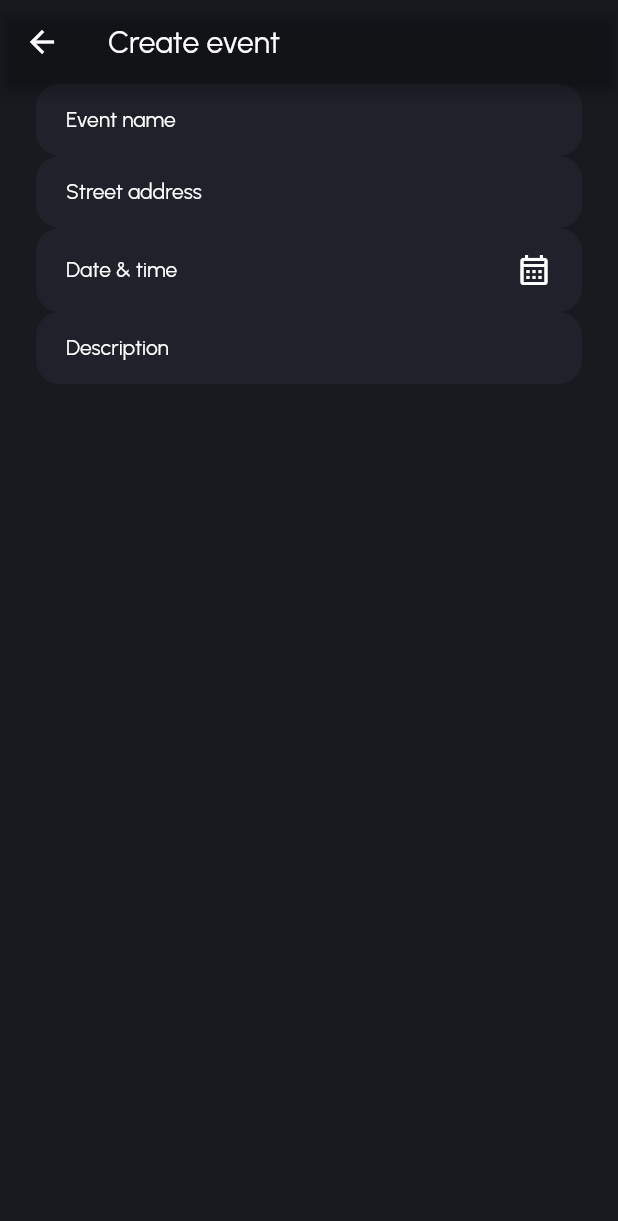
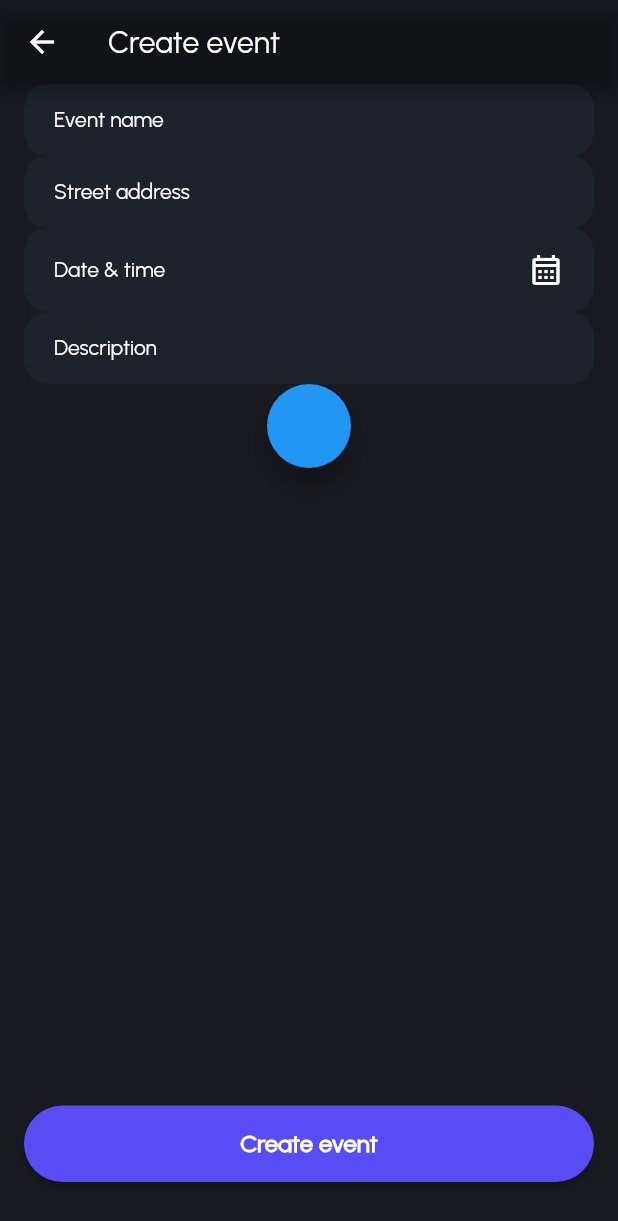
Before and after one commit to Georgi1914/EventCenter, a Flutter app: the NavBarView screen opened directly, after a tap on the "add" icon, on a phone screen of 412 x 824 dp. Shown: the top 1221 px of the screen. Run offline on Flutter 3.47's test engine with Material 2 defaults, Android fonts, the phone set to English and light mode, and no system bars; our stand-ins replace dio, flutter_dotenv, flutter_secure_storage, get_it, image_picker; accounts and stored records are empty; network calls fail.

Commit message:
Not working image upload

```diff
--- a/lib/app/get_it.dart
+++ b/lib/app/get_it.dart
@@ -53,6 +53,8 @@ void setup() {
     ..registerFactory(() => FavoriteVM(userRepo: getIt(), eventRepo: getIt()))
     ..registerFactory(() => LoginViewModel(repo: getIt()))
     ..registerFactory(NavBarVM.new)
-    ..registerFactory(CreateEventVM.new)
+    ..registerFactory(
+      () => CreateEventVM(eventRepo: getIt(), userRepo: getIt()),
+    )
     ..registerFactory(DescriptionVM.new);
 }
--- a/lib/data/api.dart
+++ b/lib/data/api.dart
@@ -1,7 +1,10 @@
 import 'dart:developer';
+
+import 'package:dio/dio.dart';
 
 import '../models/network/category.dart';
 import '../models/network/event.dart';
+import '../models/ui/event_type.dart';
 import 'requests.dart';
 
 class Api {
@@ -50,4 +53,19 @@ class Api {
       return [];
     }
   }
+
+  Future createEvent(EventType event) async {
+    try {
+      const url = '/api/events';
+      final FormData formData = FormData.fromMap(event.toJson());
+      final data = await _requests.postRequest(
+        url,
+        event.toJson(),
+      );
+      return data.data;
+    } on Exception catch (e) {
+      log(e.toString());
+      rethrow;
+    }
+  }
 }
--- a/lib/data/repositories/events/event.dart
+++ b/lib/data/repositories/events/event.dart
@@ -1,5 +1,6 @@
 import '../../../models/network/event.dart';
 import '../../../models/ui/event.dart';
+import '../../../models/ui/event_type.dart';
 import '../../api.dart';
 import 'event_interface.dart';
 import 'event_repository_mappers.dart';
@@ -31,4 +32,9 @@ class EventRepo implements EventRepositoryInterface {
     }
     return _mappers.mapNetworkEventsToUi(networkEvents);
   }
+
+  Future<void> createEvent(EventType event) async {
+    final response = await _api.createEvent(event);
+    print(response);
+  }
 }
--- a/lib/data/repositories/user/user.dart
+++ b/lib/data/repositories/user/user.dart
@@ -43,4 +43,9 @@ class UserRepo implements UserRepositoryInterface {
     }
     return ids;
   }
+
+  Future<int> getMeId() async {
+    final me = await _service.getMe();
+    return me?.id ?? 0;
+  }
 }
--- a/lib/main.dart
+++ b/lib/main.dart
@@ -18,7 +18,7 @@ class MyApp extends StatelessWidget {
   @override
   Widget build(BuildContext context) => MaterialApp(
         debugShowCheckedModeBanner: false,
-        initialRoute: RouteManager.navigation,
+        initialRoute: RouteManager.logInScreen,
         onGenerateRoute: RouteManager.generateRoute,
         localizationsDelegates: const [
           GlobalMaterialLocalizations.delegate,
--- a/lib/models/network/image.dart
+++ b/lib/models/network/image.dart
@@ -14,7 +14,7 @@ class NetworkImage {
   NetworkImage({required this.id, this.attributes});
 
   factory NetworkImage.fromJson(Map<String, dynamic> json) =>
-      _$NetworkImageFromJson(json);
+      _$NetworkImageFromJson(json['data']);
 
   DomainImage toImage() => DomainImage(
         id,
--- a/lib/models/ui/event_type.dart
+++ b/lib/models/ui/event_type.dart
@@ -1,11 +1,11 @@
 class EventType {
   final String name;
-  final String date;
+  final DateTime date;
   final String description;
   final String address;
   final int categoryId;
   final int userId;
-  final List<int> binaryPicture;
+  final Map<String, dynamic> mainPicture;
 
   EventType(
     this.name,
@@ -14,6 +14,16 @@ class EventType {
     this.address,
     this.categoryId,
     this.userId,
-    this.binaryPicture,
+    this.mainPicture,
   );
+
+  Map<String, dynamic> toJson() => <String, dynamic>{
+        'name': name,
+        'date': date.toString(),
+        'description': description,
+        'address': address,
+        'categories': categoryId,
+        'creator': userId,
+        'mainPicture': mainPicture
+      };
 }
--- /dev/null
+++ b/lib/screens/create_event_screen/components/create_event_button.dart
@@ -0,0 +1,35 @@
+import 'package:flutter/material.dart';
+import 'package:provider/provider.dart';
+
+import '../../../presentation/color_manager.dart';
+import '../create_event_view_model.dart';
+
+class CreateEventButton extends StatelessWidget {
+  const CreateEventButton({
+    super.key,
+  });
+
+  @override
+  Widget build(BuildContext context) {
+    final viewModel = context.watch<CreateEventVM>();
+    return SizedBox(
+      width: double.infinity,
+      child: ElevatedButton(
+        onPressed: viewModel.createEvent,
+        style: ElevatedButton.styleFrom(
+          backgroundColor: AppColors.primaryPurple,
+          shape: RoundedRectangleBorder(
+            borderRadius: BorderRadius.circular(100),
+          ),
+        ),
+        child: Padding(
+          padding: const EdgeInsets.symmetric(vertical: 16),
+          child: Text(
+            'Create event',
+            style: Theme.of(context).textTheme.headline2,
+          ),
+        ),
+      ),
+    );
+  }
+}
--- /dev/null
+++ b/lib/screens/create_event_screen/components/image_pick_widget.dart
@@ -0,0 +1,16 @@
+import 'package:flutter/material.dart';
+import 'package:provider/provider.dart';
+
+import '../create_event_view_model.dart';
+
+class ImagePickWidget extends StatelessWidget {
+  const ImagePickWidget({
+    super.key,
+  });
+
+  @override
+  Widget build(BuildContext context) {
+    final viewModel = context.watch<CreateEventVM>();
+    return FloatingActionButton(onPressed: viewModel.pickImage);
+  }
+}
--- a/lib/screens/create_event_screen/create_event_view.dart
+++ b/lib/screens/create_event_screen/create_event_view.dart
@@ -1,8 +1,10 @@
 import 'package:flutter/material.dart';
 
 import '../../presentation/string_manager.dart';
+import 'components/create_event_button.dart';
 import 'components/custom_text_field.dart';
 import 'components/date_time_row.dart';
+import 'components/image_pick_widget.dart';
 
 class CreateEventScreen extends StatelessWidget {
   const CreateEventScreen({super.key});
@@ -13,7 +15,7 @@ class CreateEventScreen extends StatelessWidget {
           title: const Text(AppStrings.createEventTitle),
         ),
         body: Padding(
-          padding: const EdgeInsets.symmetric(horizontal: 24),
+          padding: const EdgeInsets.fromLTRB(16, 0, 16, 36),
           child: Column(
             children: const [
               CustomTextField(
@@ -26,6 +28,9 @@ class CreateEventScreen extends StatelessWidget {
               CustomTextField(
                 hint: AppStrings.description,
               ),
+              ImagePickWidget(),
+              Spacer(),
+              CreateEventButton()
             ],
           ),
         ),
--- a/lib/screens/create_event_screen/create_event_view_model.dart
+++ b/lib/screens/create_event_screen/create_event_view_model.dart
@@ -1,18 +1,33 @@
-import 'package:flutter/cupertino.dart';
+import 'dart:io';
+
+import 'package:dio/dio.dart';
 import 'package:flutter/material.dart';
+import 'package:http_parser/http_parser.dart';
+import 'package:image_picker/image_picker.dart';
 import 'package:intl/intl.dart';
+
+import '../../data/repositories/events/event.dart';
+import '../../data/repositories/user/user.dart';
+import '../../models/ui/event_type.dart';
 
 class CreateEventVM extends ChangeNotifier {
   final eventNameController = TextEditingController();
   final eventAddressController = TextEditingController();
   final eventDescriptionController = TextEditingController();
+  final EventRepo _eventRepo;
+  final UserRepo _userRepo;
   DateTime? pickedDate;
   TimeOfDay? pickedTime;
-  DateTime? selectedDateTime;
+  DateTime? _selectedDateTime;
+  FormData? _binaryPickedImage;
+
+  CreateEventVM({required EventRepo eventRepo, required UserRepo userRepo})
+      : _eventRepo = eventRepo,
+        _userRepo = userRepo;
 
   void setPickedDate() {
     if (pickedDate != null && pickedTime != null) {
-      selectedDateTime = DateTime(
+      _selectedDateTime = DateTime(
         pickedDate!.year,
         pickedDate!.month,
         pickedDate!.day,
@@ -24,9 +39,54 @@ class CreateEventVM extends ChangeNotifier {
   }
 
   String? getTimeAsString() {
-    if (selectedDateTime != null) {
-      return DateFormat('EEE, MMM d, yyyy, hh:mm a').format(selectedDateTime!);
+    if (_selectedDateTime != null) {
+      return DateFormat('EEE, MMM d, yyyy, hh:mm a').format(_selectedDateTime!);
     }
     return null;
   }
+
+  Future<void> pickImage() async {
+    final ImagePicker picker = ImagePicker();
+    final pickedFile = await picker.getImage(source: ImageSource.gallery);
+    if (pickedFile != null) {
+      await setBinaryPickedImage(File(pickedFile.path));
+    }
+  }
+
+  Future<void> setBinaryPickedImage(File file) async {
+    print(file.path);
+
+    _binaryPickedImage = FormData.fromMap({
+      'fileInfo': {
+        'name': file.uri.pathSegments.last,
+        'folder': '1',
+      },
+      'files': await MultipartFile.fromFile(
+        file.path,
+        filename: file.uri.pathSegments.last,
+        contentType: MediaType('multipart', 'form-data'),
+      )
+    });
+    print(_binaryPickedImage.toString());
+  }
+
+  Future<void> createEvent() async {
+    int myId = await _userRepo.getMeId();
+    print(_binaryPickedImage);
+    if (_binaryPickedImage != null) {
+      final event = EventType(
+        eventNameController.value.text,
+        _selectedDateTime!,
+        eventDescriptionController.value.text,
+        eventAddressController.value.text,
+        4,
+        myId,
+        {
+          'name': '1920x1080p.jpg',
+          'url': '/uploads/1920x1080p_0b1ab7a8ee.jpg',
+        },
+      );
+      final response = await _eventRepo.createEvent(event);
+    }
+  }
 }
```
Also changed, not shown: lib/data/requests.dart (+3 -5 lines), lib/models/network/image.g.dart, pubspec.lock, 2 other files.
